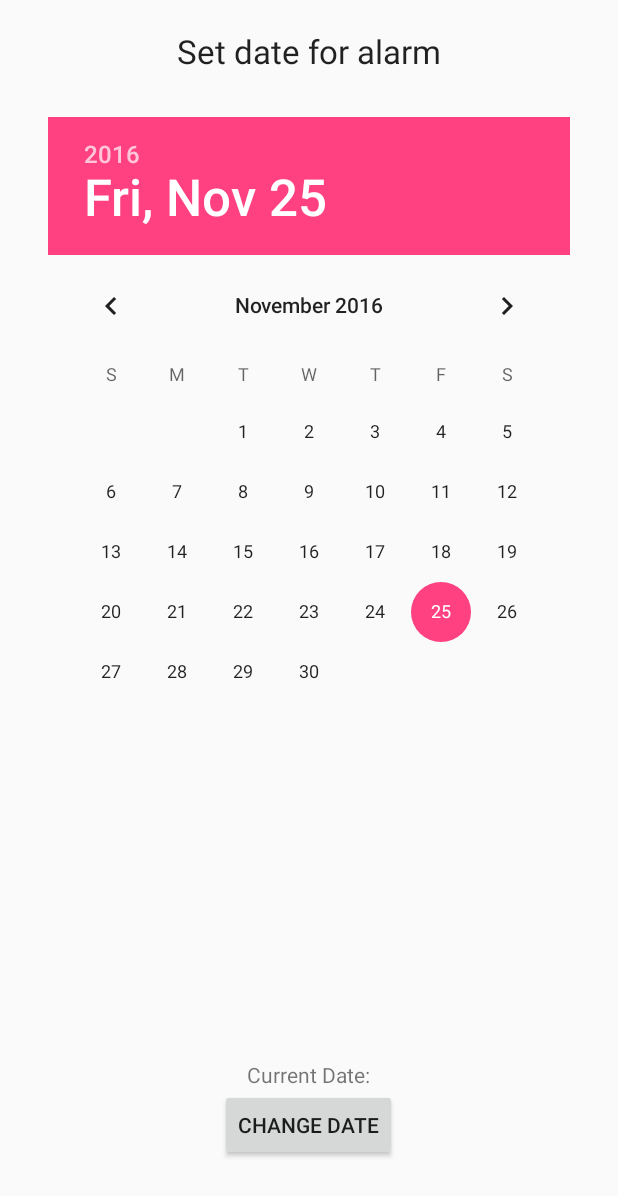
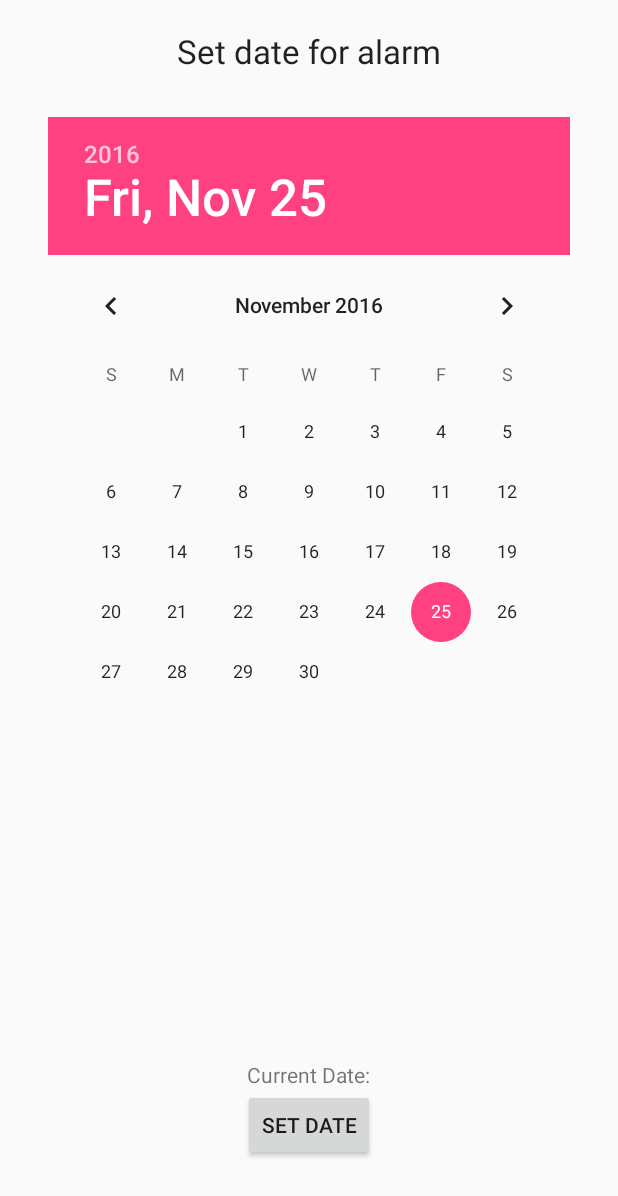
Before and after one commit to lilogevo/Perry, an Android app: the layout activity_date.xml on its own in the app's theme, with its tools: preview values and no code run, on a phone screen of 412 x 824 dp. Shown: the top 1196 px of the screen. Run offline under Robolectric (Android 15) with nearby library versions, the phone set to English and light mode, and no system bars.

Commit message:
Information between Notification and Date class works
Date information is sent back after hitting set Date button. Alarm
needs to be configured to work properly!

```diff
--- a/PERRY2/app/src/main/AndroidManifest.xml
+++ b/PERRY2/app/src/main/AndroidManifest.xml
@@ -16,6 +16,8 @@
             </intent-filter>
         </activity>
         <activity android:name=".Date" />
+        <activity android:name=".Notification" />
+        <activity android:name=".Time" />
         <activity android:name=".ListAlarmsActivity"></activity>
     </application>
 
--- a/PERRY2/app/src/main/java/a461lapp/perry/AlarmReceiver.java
+++ b/PERRY2/app/src/main/java/a461lapp/perry/AlarmReceiver.java
@@ -12,6 +12,7 @@ public class AlarmReceiver extends BroadcastReceiver {
 
     @Override
     public void onReceive(Context context, Intent intent) {
+        System.out.println("received");
         Toast.makeText(context, "I'm running", Toast.LENGTH_SHORT).show();
     }
 }
--- a/PERRY2/app/src/main/java/a461lapp/perry/MainActivity.java
+++ b/PERRY2/app/src/main/java/a461lapp/perry/MainActivity.java
@@ -14,7 +14,7 @@ public class MainActivity extends AppCompatActivity {
         super.onCreate(savedInstanceState);
         setContentView(R.layout.activity_main);
 
-        changeActivityExampleButton = (Button) findViewById(R.id.ex);
+        changeActivityExampleButton = (Button) findViewById(R.id.createAlarm);
         changeActivityExampleButton.setOnClickListener(new View.OnClickListener() {
             @Override
             public void onClick(View v) {
--- a/PERRY2/app/src/main/res/layout/activity_date.xml
+++ b/PERRY2/app/src/main/res/layout/activity_date.xml
@@ -11,25 +11,26 @@
         android:layout_width="wrap_content"
         android:layout_height="wrap_content"
         android:text="Current Date:"
-        android:id="@+id/date_activity_text_view"
+        android:id="@+id/text_view"
         android:layout_gravity="center_horizontal"
-        android:layout_above="@+id/date_activity_confirm_button"
+        android:layout_above="@+id/confirm_date"
         android:layout_centerHorizontal="true" />
     <Button
         android:layout_width="wrap_content"
         android:layout_height="wrap_content"
         android:layout_gravity="center_horizontal"
-        android:text="Change Date"
-        android:id="@+id/date_activity_confirm_button"
+        android:text="Set Date"
+        android:id="@+id/confirm_date"
         android:layout_weight="0.03"
         android:layout_alignParentBottom="true"
         android:layout_centerHorizontal="true"
-        android:layout_marginBottom="50dp" />
+        android:layout_marginBottom="50dp"
+        />
 
     <DatePicker
         android:layout_width="wrap_content"
         android:layout_height="wrap_content"
-        android:id="@+id/date_activity_date_picker"
+        android:id="@+id/date_picker"
         android:layout_marginTop="78dp"
         android:layout_alignParentTop="true"
         android:layout_centerHorizontal="true" />
```
Also changed, not shown: PERRY2/app/src/main/java/a461lapp/perry/Date.java (+24 -13 lines), PERRY2/app/src/main/java/a461lapp/perry/Notification.java (+27 -9 lines).
